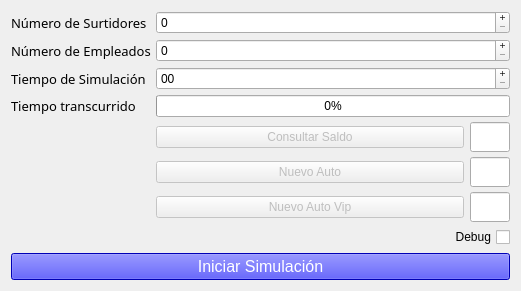
The window that tp1/mainwindow.ui (fedefarina/concu20141c) describes before a commit, drawn with Qt 5.
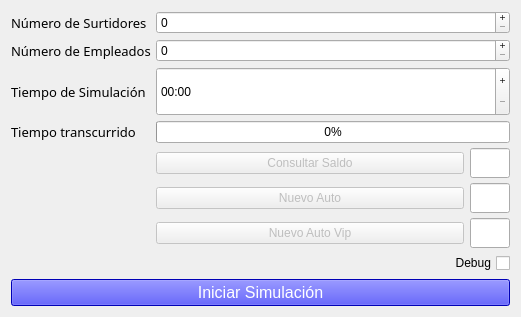
The same window after the commit.

Commit message: El tiempo ahora es mm:ss, podemos poner hasta 1 hora de tiempo de simulacion!

The edit to the form file:
```diff
--- a/tp1/mainwindow.ui
+++ b/tp1/mainwindow.ui
@@ -10,7 +10,7 @@
     <x>0</x>
     <y>0</y>
     <width>521</width>
-    <height>280</height>
+    <height>317</height>
    </rect>
   </property>
   <property name="windowTitle">
@@ -146,7 +146,7 @@
          <enum>QDateTimeEdit::SecondSection</enum>
         </property>
         <property name="displayFormat">
-         <string>ss</string>
+         <string>mm:ss</string>
         </property>
         <property name="currentSectionIndex">
          <number>0</number>
```
Left out of the diff: 2 changed lines with no effect on the pictures. The commit also changes 2 other files.
